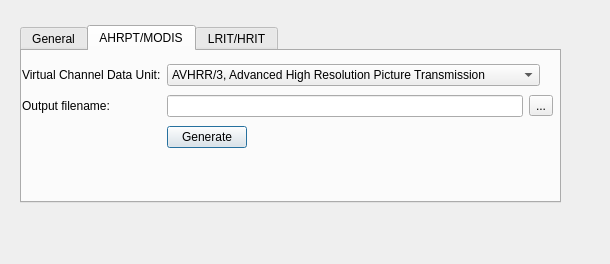
Old version of the form tools/cadusplitterdialog.ui in the repository poes-weather/poes-usrp.
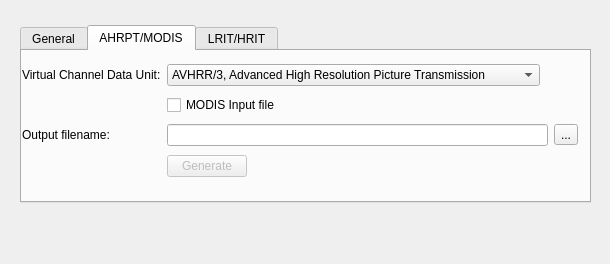
New version of the form. The open tabs and pages were chosen to show the change.

Commit message: LRIT, HRIT and MODIS decoder under construction

What changed in the file:
```diff
--- a/tools/cadusplitterdialog.ui
+++ b/tools/cadusplitterdialog.ui
@@ -13,7 +13,7 @@
   <property name="windowTitle">
    <string>Channel Access Data Unit Splitter</string>
   </property>
-  <widget class="QWidget" name="">
+  <widget class="QWidget" name="layoutWidget">
    <property name="geometry">
     <rect>
      <x>15</x>
@@ -42,7 +42,7 @@
      <widget class="QTabWidget" name="tabWidget">
       <property name="minimumSize">
        <size>
-        <width>541</width>
+        <width>571</width>
         <height>178</height>
        </size>
       </property>
@@ -108,13 +108,13 @@
        <attribute name="title">
         <string>AHRPT/MODIS</string>
        </attribute>
-       <widget class="QWidget" name="">
+       <widget class="QWidget" name="layoutWidget">
         <property name="geometry">
          <rect>
           <x>0</x>
           <y>10</y>
-          <width>531</width>
-          <height>91</height>
+          <width>556</width>
+          <height>123</height>
          </rect>
         </property>
         <layout class="QGridLayout" name="gridLayout_3">
@@ -195,31 +195,34 @@
            </item>
           </widget>
          </item>
-         <item row="1" column="0">
+         <item row="2" column="0">
           <widget class="QLabel" name="label_4">
            <property name="text">
             <string>Output filename:</string>
            </property>
           </widget>
          </item>
-         <item row="1" column="1" colspan="2">
+         <item row="2" column="1" colspan="2">
           <widget class="QLineEdit" name="ahrptoutfileEd"/>
          </item>
-         <item row="1" column="3">
+         <item row="2" column="3">
           <widget class="QToolButton" name="MetOpoutfileTB">
            <property name="text">
             <string>...</string>
            </property>
           </widget>
          </item>
-         <item row="2" column="1">
+         <item row="3" column="1">
           <widget class="QPushButton" name="genAHRPTDataBtn">
+           <property name="enabled">
+            <bool>false</bool>
+           </property>
            <property name="text">
             <string>Generate</string>
            </property>
           </widget>
          </item>
-         <item row="2" column="2">
+         <item row="3" column="2">
           <spacer name="horizontalSpacer_2">
            <property name="orientation">
             <enum>Qt::Horizontal</enum>
@@ -232,6 +235,13 @@
            </property>
           </spacer>
          </item>
+         <item row="1" column="1" colspan="2">
+          <widget class="QCheckBox" name="checkBox">
+           <property name="text">
+            <string>MODIS Input file</string>
+           </property>
+          </widget>
+         </item>
         </layout>
        </widget>
       </widget>
```
Left out of the diff: 19 changed lines with no effect on the pictures. The commit also changes 7 other files.
